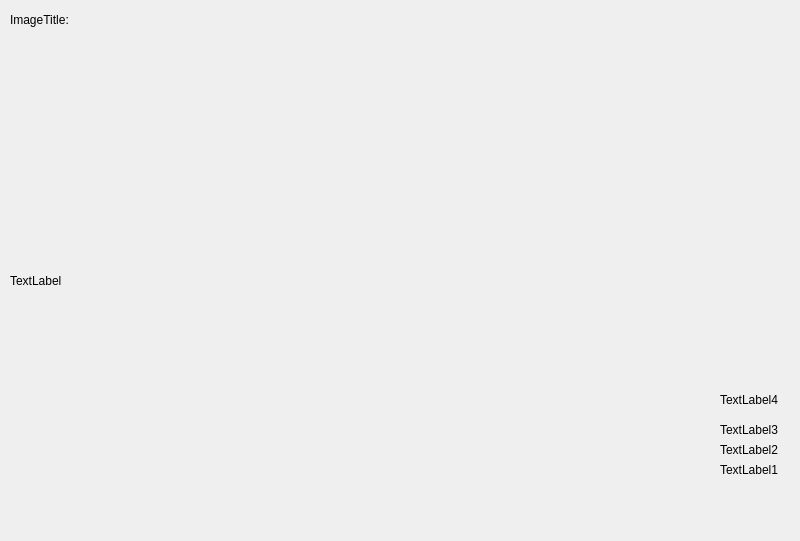
This is QtGuiApplicationTest/QtGuiApplicationTest/MainTabPageFirst.ui in xautshuanglong/QtLearningRepository as Qt 5 draws it before an edit. The edited form follows.
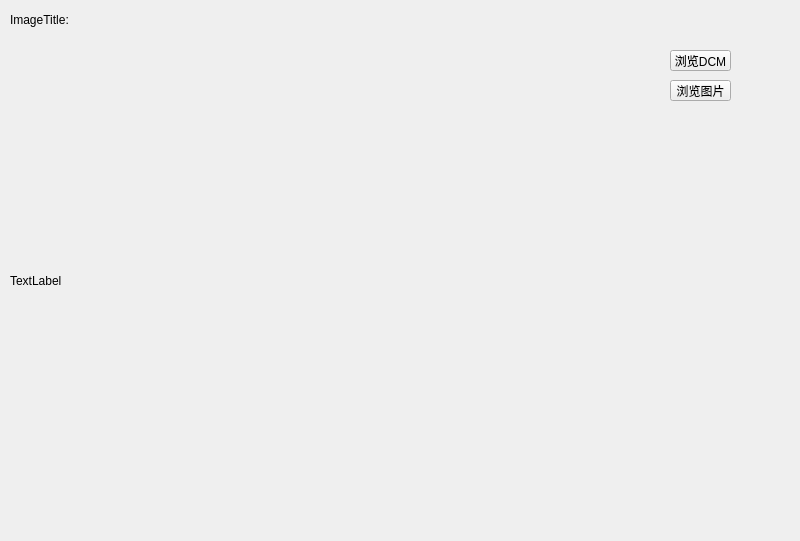
This is the edited form.

The edit to the form file:
```diff
--- a/QtGuiApplicationTest/QtGuiApplicationTest/MainTabPageFirst.ui
+++ b/QtGuiApplicationTest/QtGuiApplicationTest/MainTabPageFirst.ui
@@ -52,56 +52,30 @@
     <string>TextLabel</string>
    </property>
   </widget>
-  <widget class="QLabel" name="label">
+  <widget class="QPushButton" name="btnBrowserDcm">
    <property name="geometry">
     <rect>
-     <x>720</x>
-     <y>460</y>
-     <width>71</width>
-     <height>20</height>
+     <x>670</x>
+     <y>50</y>
+     <width>61</width>
+     <height>21</height>
     </rect>
    </property>
    <property name="text">
-    <string>TextLabel1</string>
+    <string>浏览DCM</string>
    </property>
   </widget>
-  <widget class="QLabel" name="label_2">
+  <widget class="QPushButton" name="btnBrowserImg">
    <property name="geometry">
     <rect>
-     <x>720</x>
-     <y>440</y>
-     <width>71</width>
-     <height>20</height>
+     <x>670</x>
+     <y>80</y>
+     <width>61</width>
+     <height>21</height>
     </rect>
    </property>
    <property name="text">
-    <string>TextLabel2</string>
-   </property>
-  </widget>
-  <widget class="QLabel" name="label_3">
-   <property name="geometry">
-    <rect>
-     <x>720</x>
-     <y>420</y>
-     <width>71</width>
-     <height>20</height>
-    </rect>
-   </property>
-   <property name="text">
-    <string>TextLabel3</string>
-   </property>
-  </widget>
-  <widget class="QLabel" name="label_4">
-   <property name="geometry">
-    <rect>
-     <x>720</x>
-     <y>390</y>
-     <width>71</width>
-     <height>20</height>
-    </rect>
-   </property>
-   <property name="text">
-    <string>TextLabel4</string>
+    <string>浏览图片</string>
    </property>
   </widget>
  </widget>
```
